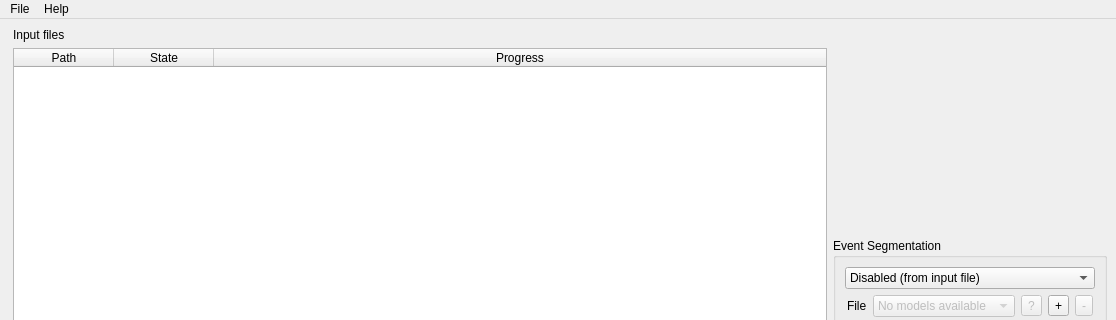
Old version of the form ui/main_window.ui in the repository DC-analysis/ChipStream; both pictures show x 0 to 1116 and y 0 to 320 of the 1116 by 686 pixel window.
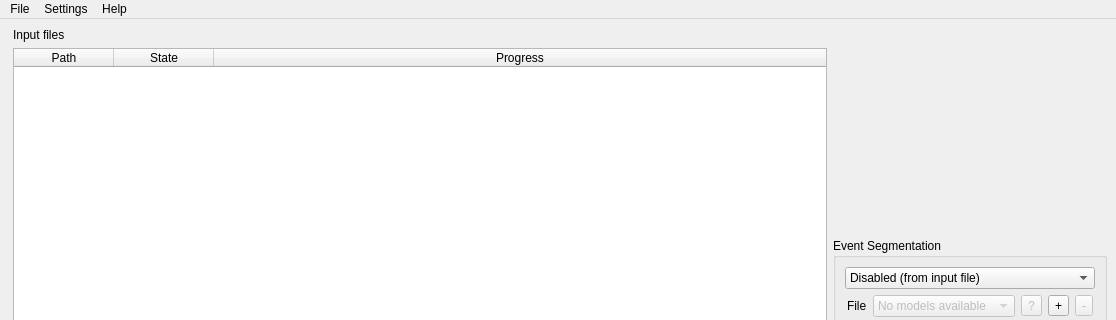
New version of the form. Custom widgets are drawn as their Qt base class.

Commit message: enh: expert settings for keyword arguments in the GUI (#12)

What changed in the file:
```diff
--- a/ui/main_window.ui
+++ b/ui/main_window.ui
@@ -546,7 +546,14 @@
     <addaction name="separator"/>
     <addaction name="actionQuit"/>
    </widget>
+   <widget class="QMenu" name="menuSettings">
+    <property name="title">
+     <string>Settings</string>
+    </property>
+    <addaction name="actionExpertSettings"/>
+   </widget>
    <addaction name="menuFile"/>
+   <addaction name="menuSettings"/>
    <addaction name="menuHelp"/>
   </widget>
   <widget class="QStatusBar" name="statusbar"/>
```
Left out of the diff: 5 changed lines with no effect on the pictures. The commit also changes 8 other files.
